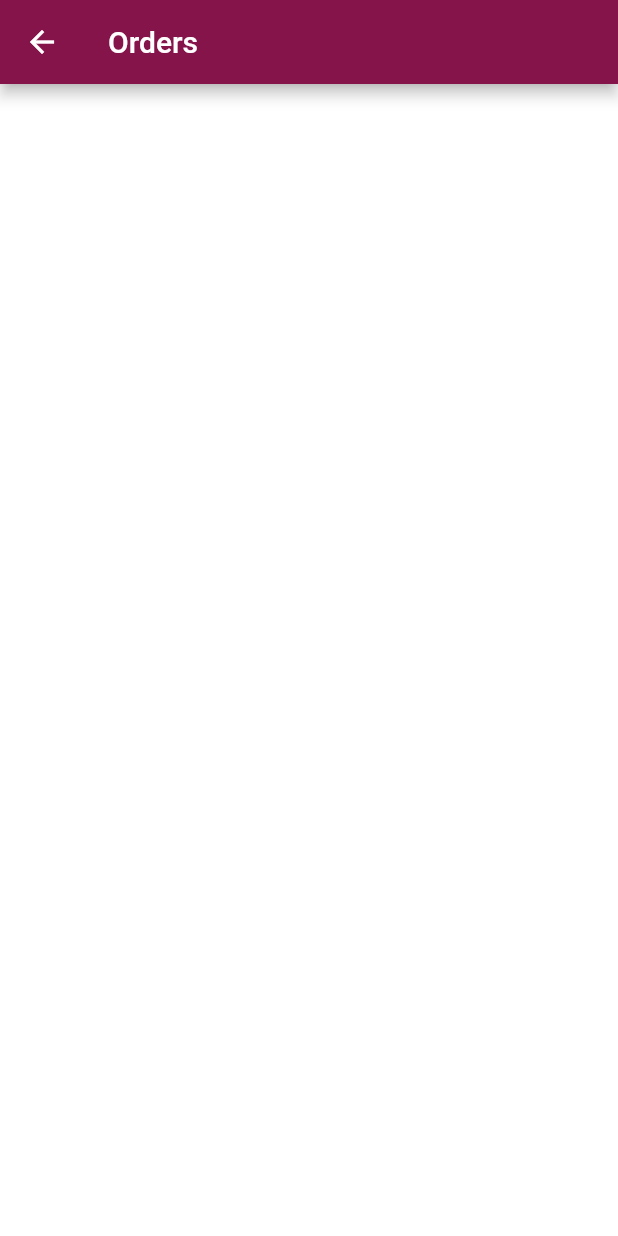
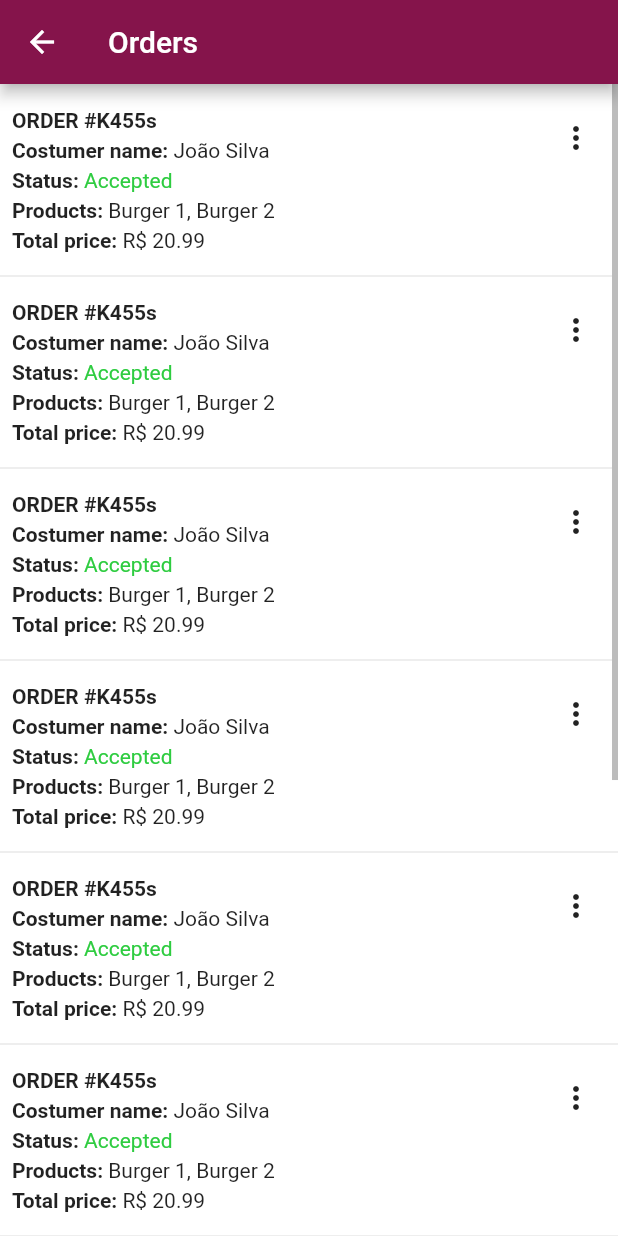
Before and after one commit to oiesc/trabalho-fullstack-admin-app, a Flutter app: the OrderScreen screen opened by its route, on a phone screen of 412 x 824 dp. Run offline on Flutter 3.47's test engine with Material 2 defaults, Android fonts, the phone set to English and light mode, and no system bars; our stand-ins replace flutter_mobx, get_it, mobx; generated files the repository leaves out were written again; Roboto replaces fonts that are missing (Montserrat).

Commit message:
feat: create order list

```diff
--- a/lib/views/order/order.dart
+++ b/lib/views/order/order.dart
@@ -1,3 +1,4 @@
+import 'package:adminapp/resources/global_colors.dart';
 import 'package:flutter/material.dart';
 
 class OrderScreen extends StatefulWidget {
@@ -12,6 +13,156 @@ class _OrderScreenState extends State<OrderScreen> {
   Widget build(BuildContext context) {
     return Scaffold(
       appBar: AppBar(title: const Text('Orders')),
+      body: Scrollbar(
+        thumbVisibility: true,
+        child: ListView.builder(
+          shrinkWrap: true,
+          itemCount: 10,
+          itemBuilder: (context, index) => Column(
+            children: [
+              OrderWidget(
+                id: "K455s",
+                index: index,
+                customerName: "João Silva",
+                status: "Accepted",
+                statusColor: GlobalColors.green,
+                productsName: "Burger 1, Burger 2",
+                totalPrice: "R\$ 20.99",
+              ),
+            ],
+          ),
+        ),
+      ),
     );
   }
 }
+
+class OrderWidget extends StatelessWidget {
+  const OrderWidget({
+    Key? key,
+    required this.index,
+    required this.id,
+    required this.customerName,
+    required this.status,
+    required this.statusColor,
+    required this.productsName,
+    required this.totalPrice,
+  }) : super(key: key);
+
+  final int index;
+  final String id;
+  final String customerName;
+  final String status;
+  final Color statusColor;
+  final String productsName;
+  final String totalPrice;
+
+  @override
+  Widget build(BuildContext context) {
+    return Column(
+      children: [
+        if (index > 0)
+          const Divider(
+            color: GlobalColors.silver,
+          ),
+        Container(
+          margin: EdgeInsets.only(
+              left: 8, right: 8, bottom: 8, top: index > 0 ? 8 : 16),
+          width: MediaQuery.of(context).size.width,
+          child: Row(
+            mainAxisAlignment: MainAxisAlignment.start,
+            crossAxisAlignment: CrossAxisAlignment.start,
+            children: [
+              Expanded(
+                child: Column(
+                    crossAxisAlignment: CrossAxisAlignment.start,
+                    children: [
+                      Text(
+                        "ORDER #$id",
+                        style: const TextStyle(fontWeight: FontWeight.bold),
+                      ),
+                      Padding(
+                        padding: const EdgeInsets.symmetric(vertical: 4),
+                        child: Text.rich(
+                          TextSpan(
+                            text: "Costumer name: ",
+                            style: const TextStyle(fontWeight: FontWeight.bold),
+                            children: [
+                              TextSpan(
+                                text: customerName,
+                                style: const TextStyle(
+                                  fontWeight: FontWeight.normal,
+                                ),
+                              )
+                            ],
+                          ),
+                        ),
+                      ),
+                      Padding(
+                        padding: const EdgeInsets.only(bottom: 4),
+                        child: Text.rich(
+                          TextSpan(
+                            text: "Status: ",
+                            style: const TextStyle(fontWeight: FontWeight.bold),
+                            children: [
+                              TextSpan(
+                                text: status,
+                                style: TextStyle(
+                                  fontWeight: FontWeight.normal,
+                                  color: statusColor,
+                                ),
+                              )
+                            ],
+                          ),
+                        ),
+                      ),
+                      Padding(
+                        padding: const EdgeInsets.only(bottom: 4),
+                        child: Text.rich(
+                          TextSpan(
+                            text: "Products: ",
+                            style: const TextStyle(fontWeight: FontWeight.bold),
+                            children: [
+                              TextSpan(
+                                text: productsName,
+                                style: const TextStyle(
+                                  fontWeight: FontWeight.normal,
+                                ),
+                              )
+                            ],
+                          ),
+                        ),
+                      ),
+                      Text.rich(
+                        TextSpan(
+                          text: "Total price: ",
+                          style: const TextStyle(fontWeight: FontWeight.bold),
+                          children: [
+                            TextSpan(
+                              text: totalPrice,
+                              style: const TextStyle(
+                                fontWeight: FontWeight.normal,
+                              ),
+                            )
+                          ],
+                        ),
+                      ),
+                    ]),
+              ),
+              InkWell(
+                borderRadius: BorderRadius.circular(50),
+                onTap: () => print("teste $index"),
+                child: const Padding(
+                  padding: EdgeInsets.all(8.0),
+                  child: Icon(
+                    Icons.more_vert_outlined,
+                  ),
+                ),
+              ),
+            ],
+          ),
+        ),
+      ],
+    );
+  }
+}
--- a/lib/views/product/product.dart
+++ b/lib/views/product/product.dart
@@ -115,7 +115,7 @@ class ProductWidget extends StatelessWidget {
                           ),
                         ),
                         Padding(
-                          padding: const EdgeInsets.symmetric(vertical: 4),
+                          padding: const EdgeInsets.only(bottom: 4),
                           child: Text.rich(
                             TextSpan(
                               text: "Category: ",
@@ -133,7 +133,7 @@ class ProductWidget extends StatelessWidget {
                           ),
                         ),
                         Padding(
-                          padding: const EdgeInsets.symmetric(vertical: 4),
+                          padding: const EdgeInsets.only(bottom: 4),
                           child: Text.rich(
                             TextSpan(
                               text: "Price: ",
@@ -152,8 +152,7 @@ class ProductWidget extends StatelessWidget {
                         ),
                       ]),
                 )),
-                Center(
-                  child: InkWell(
+                InkWell(
                   borderRadius: BorderRadius.circular(50),
                   onTap: () => print("teste $index"),
                   child: const Padding(
@@ -163,7 +162,6 @@ class ProductWidget extends StatelessWidget {
                     ),
                   ),
                 ),
-                ),
               ]),
         ),
       ],
```
Lines whose indentation alone changed are shown as unchanged.
